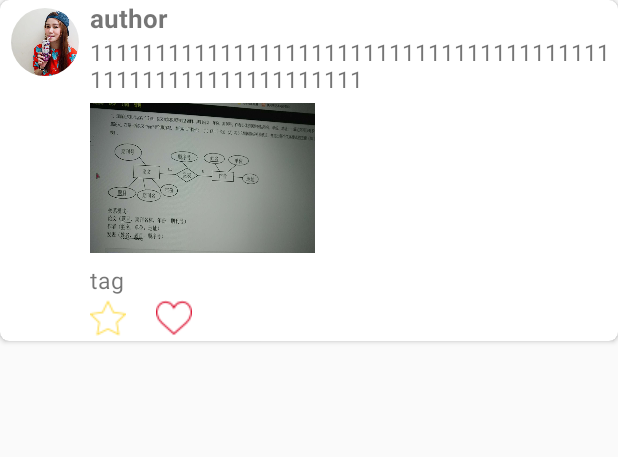
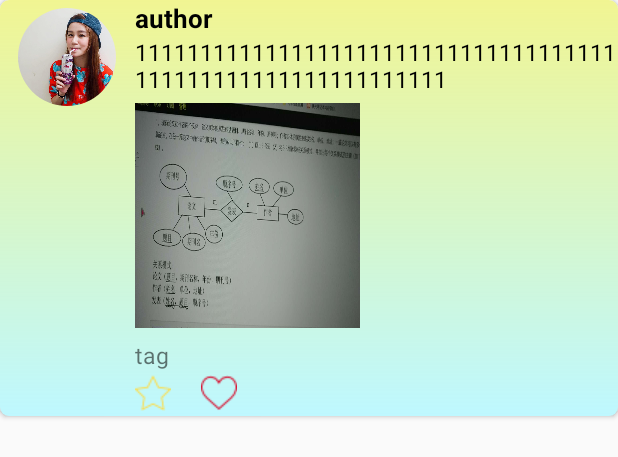
Before and after one commit to liangzihong/ShareYourWrongTitle, an Android app: the layout used_by_fragment1_layout.xml on its own in the app's theme, with its tools: preview values and no code run, on a phone screen of 412 x 824 dp. Shown: the top 457 px of the screen. Run offline under Robolectric (Android 15) with nearby library versions, the phone set to English and light mode, and no system bars.

Commit message:
card_ui_upgrade

```diff
--- /dev/null
+++ b/app/src/main/res/drawable/card_background.xml
@@ -0,0 +1,7 @@
+<?xml version="1.0" encoding="utf-8"?>
+<shape xmlns:android="http://schemas.android.com/apk/res/android">
+    <gradient
+        android:startColor="#918df2ff"
+        android:endColor="#f1f592"
+        android:angle="90"/>
+</shape>
--- a/app/src/main/res/layout/used_by_fragment1_layout.xml
+++ b/app/src/main/res/layout/used_by_fragment1_layout.xml
@@ -15,14 +15,15 @@
 
 
         <LinearLayout
-            android:layout_width="60dp"
+            android:layout_width="90dp"
             android:layout_height="match_parent"
-            android:gravity="center_horizontal">
+            android:gravity="center_horizontal"
+            android:background="@drawable/card_background">
 
             <de.hdodenhof.circleimageview.CircleImageView
                 android:id="@+id/fragment1_profile"
-                android:layout_width="45dp"
-                android:layout_height="45dp"
+                android:layout_width="65dp"
+                android:layout_height="65dp"
                 android:layout_margin="5dp"
                 android:src="@drawable/pic1" />
 
@@ -32,7 +33,8 @@
         <LinearLayout
             android:layout_width="match_parent"
             android:layout_height="match_parent"
-            android:orientation="vertical">
+            android:orientation="vertical"
+            android:background="@drawable/card_background">
 
             <TextView
                 android:id="@+id/Author_Name"
@@ -40,14 +42,16 @@
                 android:layout_height="wrap_content"
                 android:text="author"
                 android:textSize="17sp"
-                android:textStyle="bold"/>
+                android:textStyle="bold"
+                android:textColor="#000000"/>
 
             <TextView
                 android:id="@+id/fragment1_content"
                 android:layout_width="match_parent"
                 android:layout_height="wrap_content"
                 android:text="1111111111111111111111111111111111111111111111111111111111111"
-                android:textSize="15sp"/>
+                android:textSize="15sp"
+                android:textColor="#000000"/>
 
             <Space
                 android:layout_width="match_parent"
@@ -57,7 +61,7 @@
             <ImageView
                 android:id="@+id/image"
                 android:layout_width="150dp"
-                android:layout_height="100dp"
+                android:layout_height="150dp"
                 android:scaleType="fitXY"
                 android:src="@drawable/sample"/>
 
@@ -72,7 +76,7 @@
                 android:layout_width="match_parent"
                 android:layout_height="wrap_content"
                 android:textSize="15sp"
-                android:text="tag" />
+                android:text="tag"/>
 
             <LinearLayout
                 android:layout_width="match_parent"
@@ -81,11 +85,12 @@
 
                 <CheckBox
                     android:id="@+id/fragment1_collect"
-                    android:button="@null"
                     android:layout_width="24dp"
                     android:layout_height="match_parent"
                     android:background="@android:color/transparent"
-                    android:drawableStart="@drawable/star_selector"/>
+                    android:button="@null"
+                    android:drawableStart="@drawable/star_selector" />
+
                 <Space
                     android:layout_width="20dp"
                     android:layout_height="match_parent" />
--- a/app/src/main/res/layout/watchpictureview_layout.xml
+++ b/app/src/main/res/layout/watchpictureview_layout.xml
@@ -2,7 +2,7 @@
 <LinearLayout xmlns:android="http://schemas.android.com/apk/res/android"
     android:orientation="vertical" android:layout_width="match_parent"
     android:layout_height="match_parent"
-    android:background="#606060">
+    android:background="#000000">
 
 
     <ImageView
```
